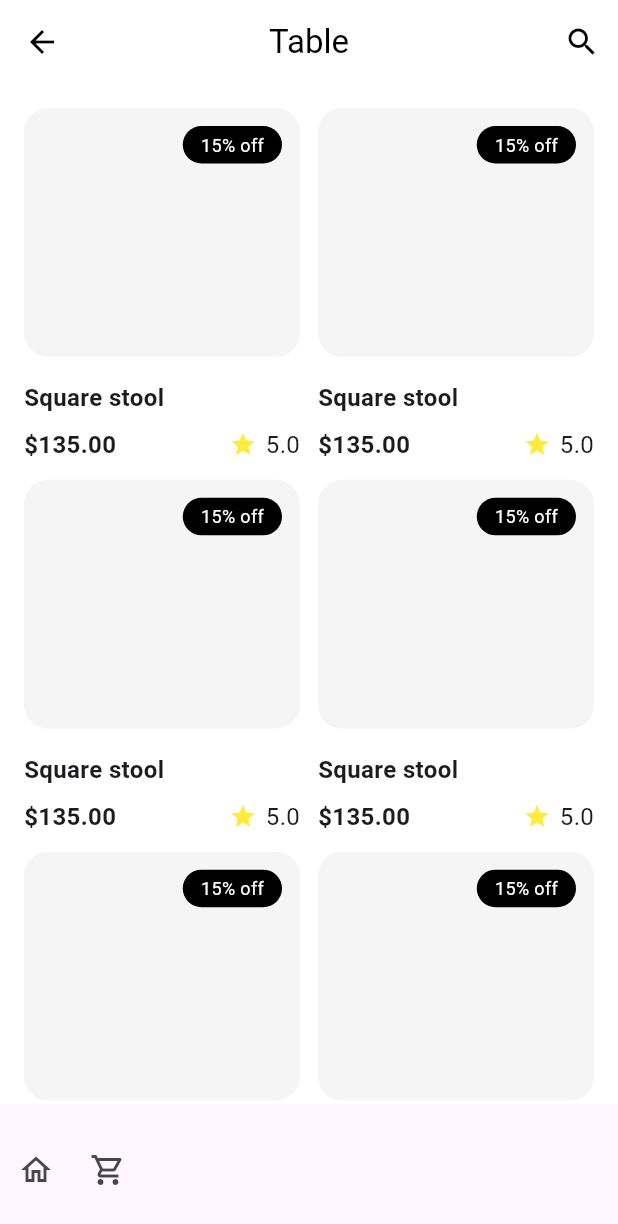
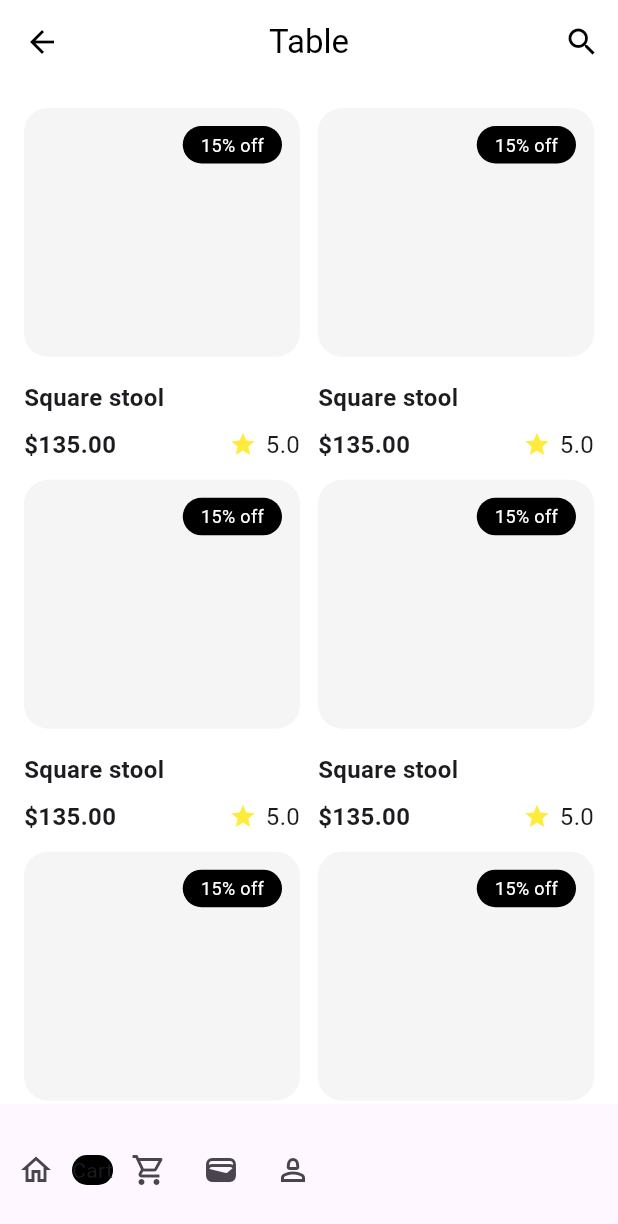
Before and after one commit to JAICHANGPARK/flutter_notebook_chapter_49, a Flutter app: the FurnitureHomePage screen opened directly, on a phone screen of 412 x 824 dp. Shown: the top 1224 px of the screen. Run offline on Flutter 3.47's test engine with Material 3 defaults, Android fonts, the phone set to English and light mode, and no system bars; our stand-ins replace dots_indicator, gap, google_fonts.

Commit message:
Update furniture_home_page.dart

```diff
--- a/lib/ep2460_furniture_app/ui/furniture_home_page.dart
+++ b/lib/ep2460_furniture_app/ui/furniture_home_page.dart
@@ -33,8 +33,14 @@ class _FurnitureHomePageState extends State<FurnitureHomePage> {
                 shape: StadiumBorder(),
                 color: Colors.black,
               ),
+              child: Text("Cart"),
             ),
-            IconButton(onPressed: (){}, icon: Icon(Icons.shopping_cart_outlined)),
+            IconButton(
+              onPressed: () {},
+              icon: Icon(Icons.shopping_cart_outlined),
+            ),
+            IconButton(onPressed: () {}, icon: Icon(Icons.wallet)),
+            IconButton(onPressed: () {}, icon: Icon(Icons.person_2_outlined)),
           ],
         ),
       ),
```
